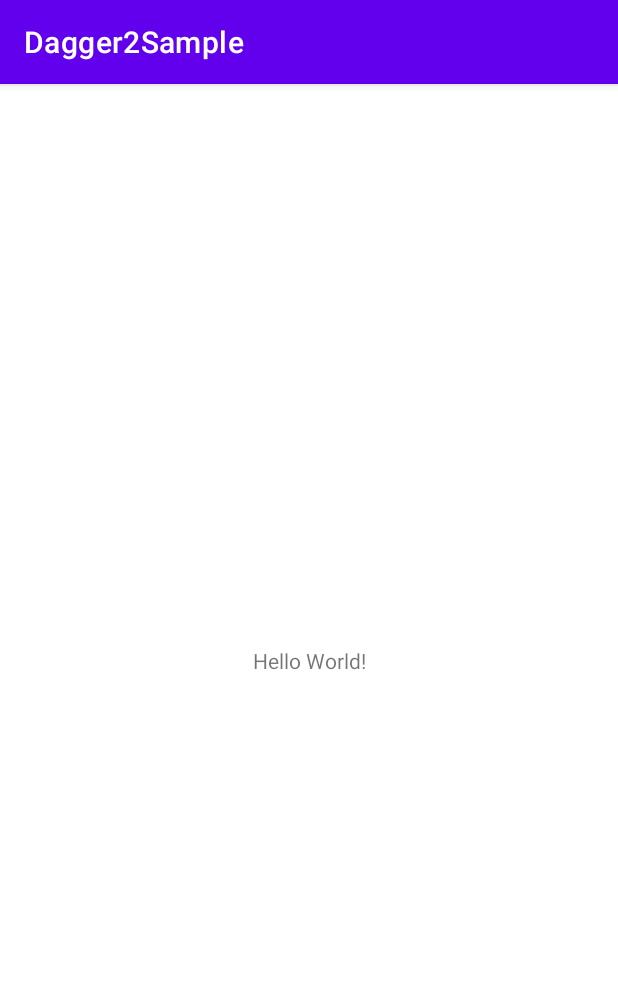
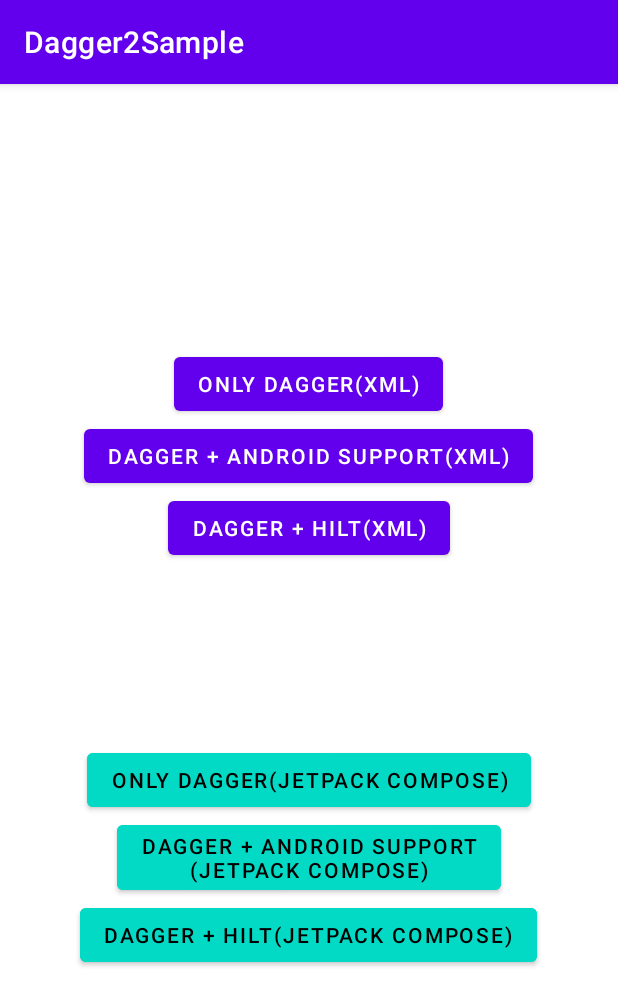
Before and after one commit to subroh0508/Dagger2AndroidSample, an Android app: the screen it shows after launch (MainActivity), on a phone screen of 412 x 824 dp. Shown: the top 1006 px of the screen. Run offline under Robolectric (Android 15) with nearby library versions, the phone set to English and light mode, and no system bars.

```diff
--- a/app/build.gradle.kts
+++ b/app/build.gradle.kts
@@ -6,9 +6,15 @@ dependencies {
     implementation(project(":basecomponents"))
     implementation(project(":data:repository"))
 
+    implementation(project(":ui:legacy:dagger"))
+    implementation(project(":ui:legacy:daggerandroid"))
+    implementation(project(":ui:legacy:daggerhilt"))
+
     implementation(Libraries.Jetpack.core)
     implementation(Libraries.Jetpack.appCompat)
     implementation(Libraries.Jetpack.activity)
     implementation(Libraries.Jetpack.material)
     implementation(Libraries.Jetpack.constraintLayout)
+
+    implementation(Libraries.Dagger2.androidSupport)
 }
--- a/app/src/main/AndroidManifest.xml
+++ b/app/src/main/AndroidManifest.xml
@@ -9,9 +9,9 @@
         android:icon="@mipmap/ic_launcher"
         android:label="@string/app_name"
         android:roundIcon="@mipmap/ic_launcher_round"
-        android:supportsRtl="true"
         android:theme="@style/Theme.Dagger2Sample"
-        android:name=".MainApplication">
+        android:name=".MainApplication"
+        android:networkSecurityConfig="@xml/network_security_config">
         <activity
             android:name=".MainActivity"
             android:exported="true">
--- a/app/src/main/kotlin/net/subroh0508/dagger2sample/MainActivity.kt
+++ b/app/src/main/kotlin/net/subroh0508/dagger2sample/MainActivity.kt
@@ -1,11 +1,27 @@
 package net.subroh0508.dagger2sample
 
+import android.content.Intent
 import androidx.appcompat.app.AppCompatActivity
 import android.os.Bundle
+import net.subroh0508.dagger2sample.databinding.ActivityMainBinding
+import net.subroh0508.dagger2sample.legacy.daggerandroid.SearchAnimeWithDaggerAndroidActivity
 
-class MainActivity : AppCompatActivity() {
-    override fun onCreate(savedInstanceState: Bundle?) {
+class MainActivity : AppCompatActivity(R.layout.activity_main) {
+    private val binding by lazy { ActivityMainBinding.inflate(layoutInflater) }
+
+    override fun onCreate(savedInstanceState: Bundle?) = with (binding) {
         super.onCreate(savedInstanceState)
-        setContentView(R.layout.activity_main)
+        setContentView(binding.root)
+
+        openLegacyDagger.setOnClickListener { }
+        openLegacyDaggerAndroid.setOnClickListener { open<SearchAnimeWithDaggerAndroidActivity>() }
+        openLegacyDaggerHilt.setOnClickListener {}
+        openComposeDagger.setOnClickListener {}
+        openComposeDaggerAndroid.setOnClickListener {}
+        openComposeDaggerHilt.setOnClickListener {}
     }
+
+    private inline fun <reified V: AppCompatActivity> open() = startActivity(
+        Intent(this, V::class.java)
+    )
 }
--- a/app/src/main/kotlin/net/subroh0508/dagger2sample/MainApplication.kt
+++ b/app/src/main/kotlin/net/subroh0508/dagger2sample/MainApplication.kt
@@ -3,6 +3,7 @@ package net.subroh0508.dagger2sample
 import android.app.Application
 import net.subroh0508.dagger2sample.basecomponents.CoreComponentProvider
 import net.subroh0508.dagger2sample.basecomponents.di.CoreComponent
+import net.subroh0508.dagger2sample.basecomponents.di.DaggerCoreComponent
 
 class MainApplication : Application(), CoreComponentProvider {
     override lateinit var coreComponent: CoreComponent
@@ -10,6 +11,6 @@ class MainApplication : Application(), CoreComponentProvider {
     override fun onCreate() {
         super.onCreate()
 
-        coreComponent
+        coreComponent = DaggerCoreComponent.factory().create()
     }
 }
--- a/app/src/main/res/layout/activity_main.xml
+++ b/app/src/main/res/layout/activity_main.xml
@@ -1,18 +1,57 @@
 <?xml version="1.0" encoding="utf-8"?>
-<androidx.constraintlayout.widget.ConstraintLayout xmlns:android="http://schemas.android.com/apk/res/android"
+<LinearLayout
+    xmlns:android="http://schemas.android.com/apk/res/android"
     xmlns:app="http://schemas.android.com/apk/res-auto"
     xmlns:tools="http://schemas.android.com/tools"
     android:layout_width="match_parent"
     android:layout_height="match_parent"
+    android:gravity="center"
+    android:orientation="vertical"
     tools:context=".MainActivity">
 
-    <TextView
+    <com.google.android.material.button.MaterialButton
+        android:id="@+id/open_legacy_dagger"
         android:layout_width="wrap_content"
         android:layout_height="wrap_content"
-        android:text="Hello World!"
-        app:layout_constraintBottom_toBottomOf="parent"
-        app:layout_constraintLeft_toLeftOf="parent"
-        app:layout_constraintRight_toRightOf="parent"
-        app:layout_constraintTop_toTopOf="parent" />
+        android:text="@string/open_legacy_dagger"/>
 
-</androidx.constraintlayout.widget.ConstraintLayout>
+    <com.google.android.material.button.MaterialButton
+        android:id="@+id/open_legacy_dagger_android"
+        android:layout_width="wrap_content"
+        android:layout_height="wrap_content"
+        android:text="@string/open_legacy_dagger_android"/>
+
+    <com.google.android.material.button.MaterialButton
+        android:id="@+id/open_legacy_dagger_hilt"
+        android:layout_width="wrap_content"
+        android:layout_height="wrap_content"
+        android:text="@string/open_legacy_dagger_hilt"/>
+
+    <Space
+        android:layout_width="match_parent"
+        android:layout_height="120dp"/>
+
+    <com.google.android.material.button.MaterialButton
+        android:id="@+id/open_compose_dagger"
+        android:backgroundTint="?attr/colorSecondary"
+        android:textColor="?attr/colorOnSecondary"
+        android:layout_width="wrap_content"
+        android:layout_height="wrap_content"
+        android:text="@string/open_compose_dagger"/>
+
+    <com.google.android.material.button.MaterialButton
+        android:id="@+id/open_compose_dagger_android"
+        android:backgroundTint="?attr/colorSecondary"
+        android:textColor="?attr/colorOnSecondary"
+        android:layout_width="wrap_content"
+        android:layout_height="wrap_content"
+        android:text="@string/open_compose_dagger_android"/>
+
+    <com.google.android.material.button.MaterialButton
+        android:id="@+id/open_compose_dagger_hilt"
+        android:backgroundTint="?attr/colorSecondary"
+        android:textColor="?attr/colorOnSecondary"
+        android:layout_width="wrap_content"
+        android:layout_height="wrap_content"
+        android:text="@string/open_compose_dagger_hilt"/>
+</LinearLayout>
--- a/app/src/main/res/values/strings.xml
+++ b/app/src/main/res/values/strings.xml
@@ -1,3 +1,11 @@
 <resources>
     <string name="app_name">Dagger2Sample</string>
+
+    <string name="open_legacy_dagger">Only Dagger(XML)</string>
+    <string name="open_legacy_dagger_android">Dagger + Android Support(XML)</string>
+    <string name="open_legacy_dagger_hilt">Dagger + Hilt(XML)</string>
+
+    <string name="open_compose_dagger">Only Dagger(Jetpack Compose)</string>
+    <string name="open_compose_dagger_android">Dagger + Android Support\n(Jetpack Compose)</string>
+    <string name="open_compose_dagger_hilt">Dagger + Hilt(Jetpack Compose)</string>
 </resources>
--- a/buildSrc/src/main/kotlin/android-application.gradle.kts
+++ b/buildSrc/src/main/kotlin/android-application.gradle.kts
@@ -17,4 +17,6 @@ android {
             excludes.add("META-INF/*")
         }
     }
+
+    viewBinding.isEnabled = true
 }
--- a/buildSrc/src/main/kotlin/android-ui-legacy.gradle.kts
+++ b/buildSrc/src/main/kotlin/android-ui-legacy.gradle.kts
@@ -11,6 +11,7 @@ androidBaseExt()
 android { viewBinding.isEnabled = true }
 
 dependencies {
+    implementation(project(":basecomponents"))
     implementation(project(":data:model"))
     implementation(project(":data:repository"))
 
--- a/data/repository/src/main/kotlin/net/subroh0508/dagger2sample/repository/api/DBPediaApi.kt
+++ b/data/repository/src/main/kotlin/net/subroh0508/dagger2sample/repository/api/DBPediaApi.kt
@@ -5,6 +5,6 @@ import retrofit2.http.GET
 import retrofit2.http.Query
 
 internal interface DBPediaApi {
-    @GET("sparql")
-    suspend fun sparql(@Query("query") query: String): DBPediaResponse
+    @GET("sparql?output=json")
+    suspend fun sparql(@Query("query", encoded = true) query: String): DBPediaResponse
 }
--- a/ui/legacy/components/build.gradle.kts
+++ b/ui/legacy/components/build.gradle.kts
@@ -1,3 +1,7 @@
 plugins {
     `android-ui-legacy`
 }
+
+dependencies {
+    implementation(Libraries.Dagger2.core)
+}
--- a/ui/legacy/components/src/main/res/layout/activity_search_anime.xml
+++ b/ui/legacy/components/src/main/res/layout/activity_search_anime.xml
@@ -1,5 +1,6 @@
 <?xml version="1.0" encoding="utf-8"?>
 <LinearLayout xmlns:android="http://schemas.android.com/apk/res/android"
+    xmlns:app="http://schemas.android.com/apk/res-auto"
     android:orientation="vertical"
     android:layout_width="match_parent"
     android:layout_height="match_parent">
@@ -7,7 +8,8 @@
     <com.google.android.material.tabs.TabLayout
         android:id="@+id/tab_layout"
         android:layout_width="match_parent"
-        android:layout_height="wrap_content"/>
+        android:layout_height="wrap_content"
+        app:tabMode="scrollable"/>
 
     <androidx.viewpager2.widget.ViewPager2
         android:id="@+id/view_pager"
--- a/ui/legacy/daggerandroid/build.gradle.kts
+++ b/ui/legacy/daggerandroid/build.gradle.kts
@@ -8,4 +8,5 @@ dependencies {
     implementation(Libraries.Dagger2.core)
     implementation(Libraries.Dagger2.androidSupport)
     kapt(Libraries.Dagger2.compiler)
+    kapt(Libraries.Dagger2.androidProcessor)
 }
```
Also changed, not shown: app/src/main/res/xml/network_security_config.xml (added, +7 -0 lines), ui/legacy/components/src/main/kotlin/net/subroh0508/dagger2sample/legacy/components/di/scopes.kt (added, +11 -0 lines), ui/legacy/daggerandroid/src/main/AndroidManifest.xml (+8 -1 lines), ui/legacy/daggerandroid/src/main/kotlin/net/subroh0508/dagger2sample/legacy/daggerandroid/SearchAnimeWithDaggerAndroidActivity.kt (+21 -2 lines), ui/legacy/daggerandroid/src/main/kotlin/net/subroh0508/dagger2sample/legacy/daggerandroid/di/SearchAnimeWithDaggerAndroidActivityComponent.kt (added, +27 -0 lines), ui/legacy/daggerandroid/src/main/kotlin/net/subroh0508/dagger2sample/legacy/daggerandroid/di/SearchAnimeWithDaggerAndroidActivityModule.kt (added, +28 -0 lines), ui/legacy/daggerandroid/src/main/kotlin/net/subroh0508/dagger2sample/legacy/daggerandroid/di/SearchAnimeWithDaggerAndroidFragmentModule.kt (added, +34 -0 lines).
